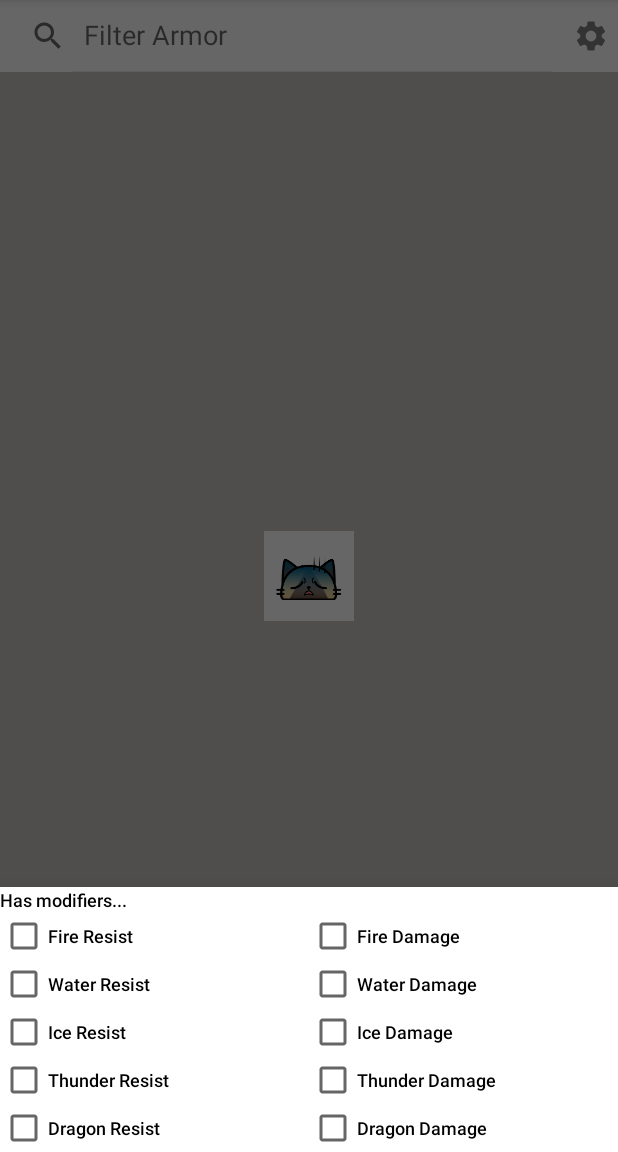
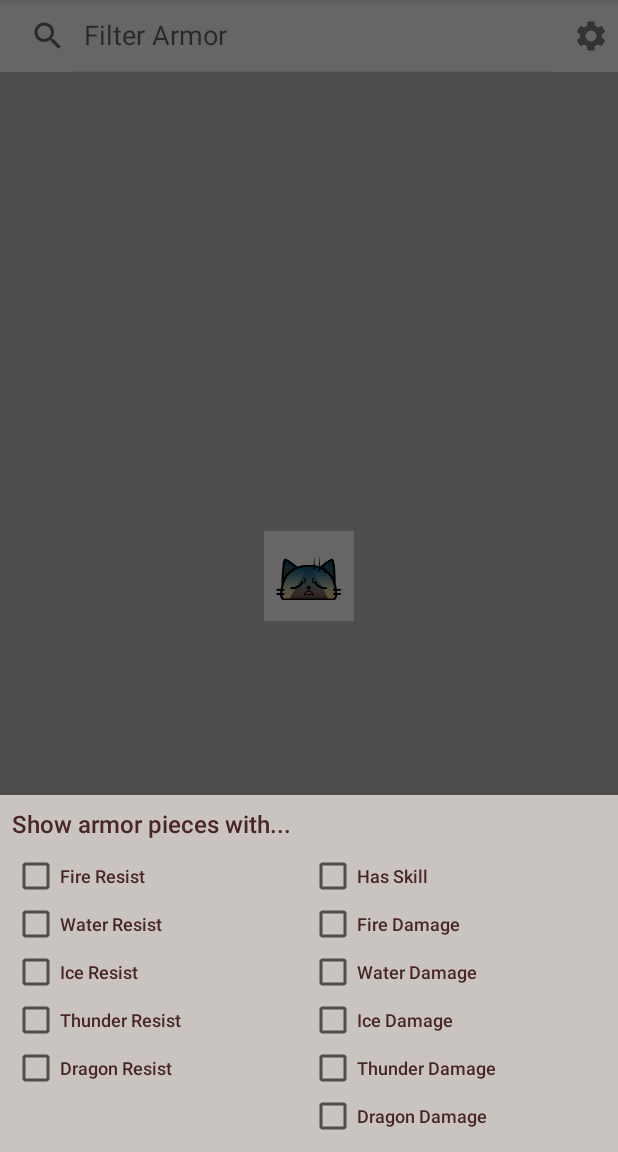
Before and after one commit to rhinocerbus/challenge_3, an Android app: the screen it shows after launch (MainActivity), after a tap on an icon or button, on a phone screen of 412 x 824 dp, the part 84-1236 px from its top. Run offline under Robolectric (Android 15) with nearby library versions, the phone set to English and light mode, and no system bars; libraries missing offline, so code that uses them is left out: kotlinx.serialization.builtins; network calls fail; pictures from the network do not load.

Commit message:
add skill, fix damage filters

```diff
--- a/challenge/app/src/main/java/com/example/challenge/model/ArmorListFilterCriteria.kt
+++ b/challenge/app/src/main/java/com/example/challenge/model/ArmorListFilterCriteria.kt
@@ -5,31 +5,13 @@ import android.util.ArraySet
 data class ArmorListFilterCriteria(
     var name: String? = null,
     val resistTypes: MutableSet<ElementType> = mutableSetOf(),
-    val damageTypes: MutableSet<ElementType> = mutableSetOf()/*,
-    var includeFireRes: Boolean = false,
-    var includeWaterRes: Boolean = false,
-    var includeIceRes: Boolean = false,
-    var includeThunderRes: Boolean = false,
-    var includeDragonRes: Boolean = false,
-    var includeFireDmg: Boolean = false,
-    var includeWaterDmg: Boolean = false,
-    var includeIceDmg: Boolean = false,
-    var includeThunderDmg: Boolean = false,
-    var includeDragonDmg: Boolean = false*/
+    val damageTypes: MutableSet<ElementType> = mutableSetOf(),
+    var hasSkill: Boolean = false
 ) {
     fun isDefault(): Boolean {
         return name == null &&
                 resistTypes.isEmpty() &&
-                damageTypes.isEmpty()
-                /*!includeFireRes &&
-                !includeWaterRes &&
-                !includeIceRes &&
-                !includeThunderRes &&
-                !includeDragonRes &&
-                !includeFireDmg &&
-                !includeWaterDmg &&
-                !includeIceDmg &&
-                !includeThunderDmg &&
-                !includeDragonDmg*/
+                damageTypes.isEmpty() &&
+                !hasSkill
     }
 }
--- a/challenge/app/src/main/java/com/example/challenge/view/armor_list/FilterOptionsDialogSheet.kt
+++ b/challenge/app/src/main/java/com/example/challenge/view/armor_list/FilterOptionsDialogSheet.kt
@@ -54,6 +54,10 @@ class FilterOptionsDialogSheet constructor(private val armorViewModel: ArmorList
             armorViewModel.updateFilterResistance(ElementType.DRAGON, isChecked)
         }
 
+        has_skill.setOnCheckedChangeListener { buttonView, isChecked ->
+            armorViewModel.updateFilterHasSkill(isChecked)
+        }
+
         dmg_fire.setOnCheckedChangeListener { buttonView, isChecked ->
             armorViewModel.updateFilterDamage(ElementType.FIRE, isChecked)
         }
--- a/challenge/app/src/main/res/layout/sheet_filter_options.xml
+++ b/challenge/app/src/main/res/layout/sheet_filter_options.xml
@@ -3,17 +3,20 @@
     xmlns:app="http://schemas.android.com/apk/res-auto"
     android:layout_width="match_parent"
     android:layout_height="wrap_content"
+    android:background="@color/colorBackground"
+    android:padding="@dimen/margin_small"
     android:orientation="vertical">
 
     <TextView
-        style="@style/TextSmall"
+        style="@style/TextMedium.Details"
         android:layout_width="wrap_content"
         android:layout_height="wrap_content"
-        android:text="Has modifiers..." />
+        android:text="Show armor pieces with..." />
 
     <LinearLayout
         android:layout_width="match_parent"
         android:layout_height="wrap_content"
+        android:layout_marginTop="@dimen/margin_small"
         android:orientation="horizontal"
         android:weightSum="2">
 
@@ -25,7 +28,7 @@
 
             <CheckBox
                 android:id="@+id/res_fire"
-                style="@style/TextSmall"
+                style="@style/TextSmall.Details"
                 android:layout_width="match_parent"
                 android:layout_height="wrap_content"
                 android:checked="false"
@@ -33,7 +36,7 @@
 
             <CheckBox
                 android:id="@+id/res_water"
-                style="@style/TextSmall"
+                style="@style/TextSmall.Details"
                 android:layout_width="match_parent"
                 android:layout_height="wrap_content"
                 android:checked="false"
@@ -41,7 +44,7 @@
 
             <CheckBox
                 android:id="@+id/res_ice"
-                style="@style/TextSmall"
+                style="@style/TextSmall.Details"
                 android:layout_width="match_parent"
                 android:layout_height="wrap_content"
                 android:checked="false"
@@ -49,7 +52,7 @@
 
             <CheckBox
                 android:id="@+id/res_thunder"
-                style="@style/TextSmall"
+                style="@style/TextSmall.Details"
                 android:layout_width="match_parent"
                 android:layout_height="wrap_content"
                 android:checked="false"
@@ -57,7 +60,7 @@
 
             <CheckBox
                 android:id="@+id/res_dragon"
-                style="@style/TextSmall"
+                style="@style/TextSmall.Details"
                 android:layout_width="match_parent"
                 android:layout_height="wrap_content"
                 android:checked="false"
@@ -71,8 +74,16 @@
             android:orientation="vertical">
 
             <CheckBox
+                android:id="@+id/has_skill"
+                style="@style/TextSmall.Details"
+                android:layout_width="match_parent"
+                android:layout_height="wrap_content"
+                android:checked="false"
+                android:text="Has Skill" />
+
+            <CheckBox
                 android:id="@+id/dmg_fire"
-                style="@style/TextSmall"
+                style="@style/TextSmall.Details"
                 android:layout_width="match_parent"
                 android:layout_height="wrap_content"
                 android:checked="false"
@@ -80,7 +91,7 @@
 
             <CheckBox
                 android:id="@+id/dmg_water"
-                style="@style/TextSmall"
+                style="@style/TextSmall.Details"
                 android:layout_width="match_parent"
                 android:layout_height="wrap_content"
                 android:checked="false"
@@ -88,7 +99,7 @@
 
             <CheckBox
                 android:id="@+id/dmg_ice"
-                style="@style/TextSmall"
+                style="@style/TextSmall.Details"
                 android:layout_width="match_parent"
                 android:layout_height="wrap_content"
                 android:checked="false"
@@ -96,7 +107,7 @@
 
             <CheckBox
                 android:id="@+id/dmg_thunder"
-                style="@style/TextSmall"
+                style="@style/TextSmall.Details"
                 android:layout_width="match_parent"
                 android:layout_height="wrap_content"
                 android:checked="false"
@@ -104,11 +115,12 @@
 
             <CheckBox
                 android:id="@+id/dmg_dragon"
-                style="@style/TextSmall"
+                style="@style/TextSmall.Details"
                 android:layout_width="match_parent"
                 android:layout_height="wrap_content"
                 android:checked="false"
                 android:text="Dragon Damage" />
+
         </LinearLayout>
     </LinearLayout>
 
--- a/challenge/app/src/main/res/values/styles.xml
+++ b/challenge/app/src/main/res/values/styles.xml
@@ -57,4 +57,8 @@
         <item name="android:textColor">@color/colorPrimaryDark</item>
     </style>
 
+    <style name="TextSmall.Details" parent="TextSmall">
+        <item name="android:textColor">@color/colorPrimaryDark</item>
+    </style>
+
 </resources>
```
Also changed, not shown: challenge/app/src/main/java/com/example/challenge/model/ArmorPiece.kt (+88 -56 lines), challenge/app/src/main/java/com/example/challenge/viewmodel/ArmorListViewModel.kt (+11 -0 lines).
